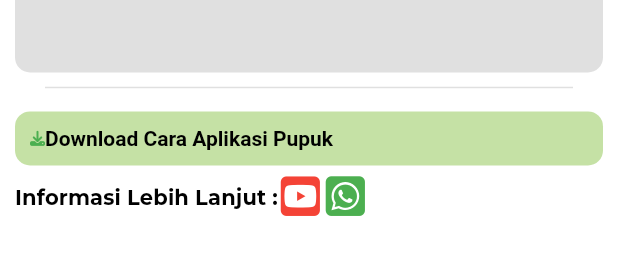
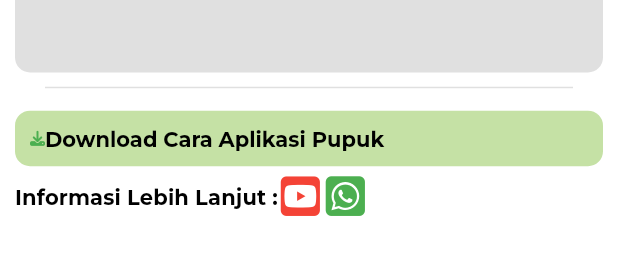
Before and after one commit to veliasagita/eco_farming, a Flutter app: the Detail widget shown alone on an empty page, opened directly with empty values, on a phone screen of 412 x 824 dp. Shown: the part 813-1068 px from the top of the screen. Run offline on Flutter 3.47's test engine with Material 2 defaults, Android fonts, the light colour scheme and no system bars; our stand-ins replace cloud_firestore, firebase_core, font_awesome_flutter; accounts and stored records are empty; project files that could hold a hidden picture were left out.

Commit message:
change font

```diff
--- a/lib/views/detail.dart
+++ b/lib/views/detail.dart
@@ -134,6 +134,7 @@ class Detail extends StatelessWidget {
                   Text('Download Cara Aplikasi Pupuk',
                       style: TextStyle(
                           fontWeight: FontWeight.bold,
+                          fontFamily: 'Montserrat',
                           fontSize: 14,
                           color: Colors.black,
                           decoration: TextDecoration.none),
--- a/lib/views/kategori.dart
+++ b/lib/views/kategori.dart
@@ -24,7 +24,6 @@ class _KategoriState extends State<Kategori> {
             .forEach((ada) {
           ada.docs.toList().forEach((i) {
             if (i.get('nama') == textEntered) {
-              print(i.get('nama'));
               data = {
                 "nama": i.get('nama'),
                 "persiapan": i.get('persiapan'),
@@ -41,6 +40,9 @@ class _KategoriState extends State<Kategori> {
       });
     });
   }
+
+  // @override
+  // Widget buildSuggestions(BuildContext context) {}
 
   @override
   void initState() {
@@ -104,6 +106,7 @@ class _KategoriState extends State<Kategori> {
                                         doc.get('nama') ?? doc.get('nama'),
                                         style: const TextStyle(
                                             fontWeight: FontWeight.bold,
+                    fontFamily: 'Montserrat',
                                             fontSize: 36),
                                         textAlign: TextAlign.center),
                                   ),
--- a/lib/views/tanaman.dart
+++ b/lib/views/tanaman.dart
@@ -58,6 +58,7 @@ class Tanaman extends StatelessWidget {
                                         doc.get('nama') ?? doc.get('nama'),
                                         style: const TextStyle(
                                             fontWeight: FontWeight.bold,
+                    fontFamily: 'Montserrat',
                                             fontSize: 18),
                                         textAlign: TextAlign.center),
                                   ),
```
Also changed, not shown: pubspec.yaml (+6 -6 lines).
